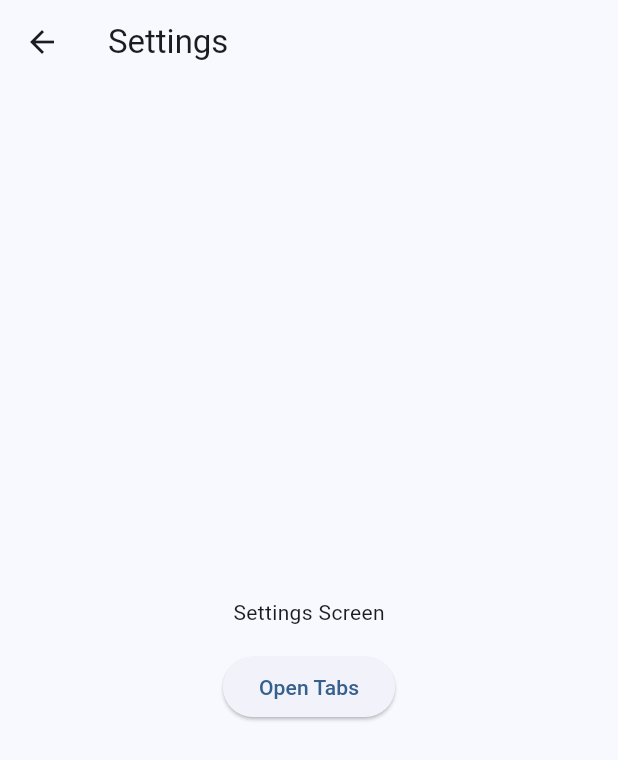
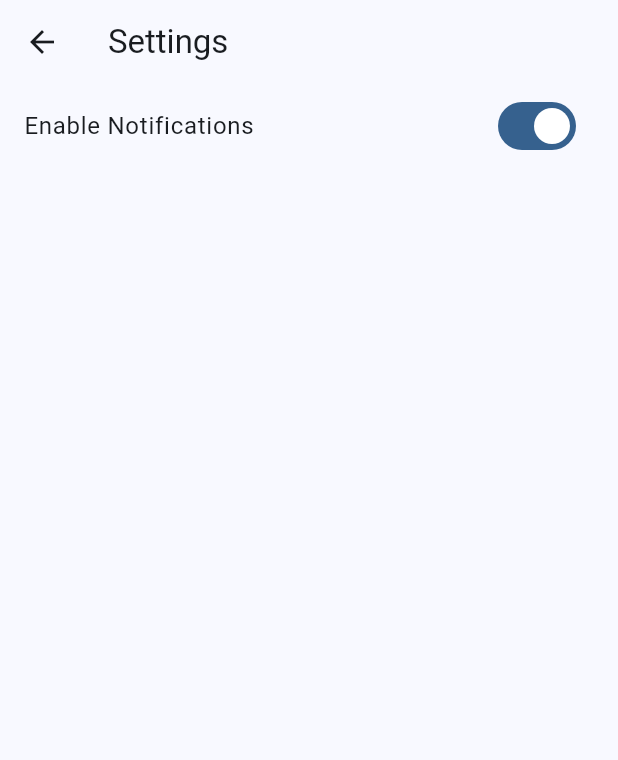
Before and after one commit to TheFlutterSensei/UI-Engineering, a Flutter app: the SettingsScreen screen opened by its route, on a phone screen of 412 x 824 dp. Shown: the top 760 px of the screen. Run offline on Flutter 3.47's test engine with Material 3 defaults, Android fonts, the phone set to English and light mode, and no system bars; our stand-ins replace shared_preferences; accounts and stored records are empty; network calls fail.

Commit message:
Completed 05.12

```diff
--- a/lib/screens/settings_screen.dart
+++ b/lib/screens/settings_screen.dart
@@ -1,24 +1,51 @@
 import 'package:flutter/material.dart';
-import 'package:ui_engineering/constants/spacing.dart';
-import 'package:ui_engineering/routes/app_routes.dart';
+import 'package:shared_preferences/shared_preferences.dart';
 
-class SettingsScreen extends StatelessWidget {
+class SettingsScreen extends StatefulWidget {
   const SettingsScreen({super.key});
+
+  @override
+  State<SettingsScreen> createState() => _SettingsScreenState();
+}
+
+class _SettingsScreenState extends State<SettingsScreen> {
+  bool notificationsEnabled = true;
+
+  Future<void> _loadSettings() async {
+    final prefs = await SharedPreferences.getInstance();
+    final savedValue = prefs.getBool('notifications_enabled');
+
+    if (savedValue != null && mounted) {
+      setState(() {
+        notificationsEnabled = savedValue;
+      });
+    }
+  }
+
+  @override
+  void initState() {
+    super.initState();
+    _loadSettings();
+  }
 
   @override
   Widget build(BuildContext context) {
     return Scaffold(
       appBar: AppBar(title: const Text('Settings')),
       body: Column(
-        mainAxisAlignment: MainAxisAlignment.center,
+        crossAxisAlignment: CrossAxisAlignment.start,
         children: [
-          Center(child: Text('Settings Screen')),
-          SizedBox(height: Spacing.md),
-          ElevatedButton(
-            onPressed: () {
-              Navigator.pushNamed(context, AppRoutes.tabs);
+          SwitchListTile(
+            title: const Text('Enable Notifications'),
+            value: notificationsEnabled,
+            onChanged: (value) async {
+              setState(() {
+                notificationsEnabled = value;
+              });
+
+              final prefs = await SharedPreferences.getInstance();
+              prefs.setBool('notifications_enabled', value);
             },
-            child: const Text('Open Tabs'),
           ),
         ],
       ),
--- a/pubspec.yaml
+++ b/pubspec.yaml
@@ -35,6 +35,7 @@ dependencies:
   # Use with the CupertinoIcons class for iOS style icons.
   cupertino_icons: ^1.0.8
   url_launcher: ^6.3.2
+  shared_preferences: ^2.5.5
 
 dev_dependencies:
   flutter_test:
```
Also changed, not shown: lib/screens/main_screen.dart (+7 -0 lines), pubspec.lock, 1 other file.
